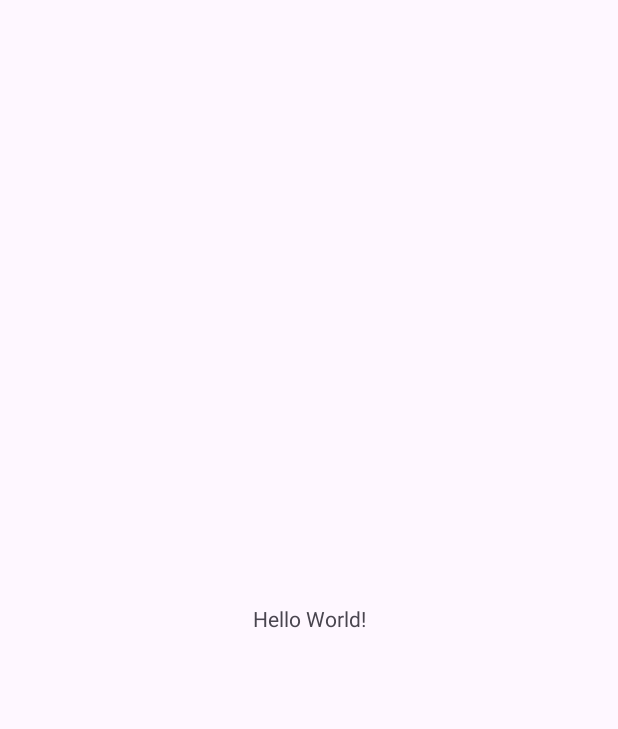
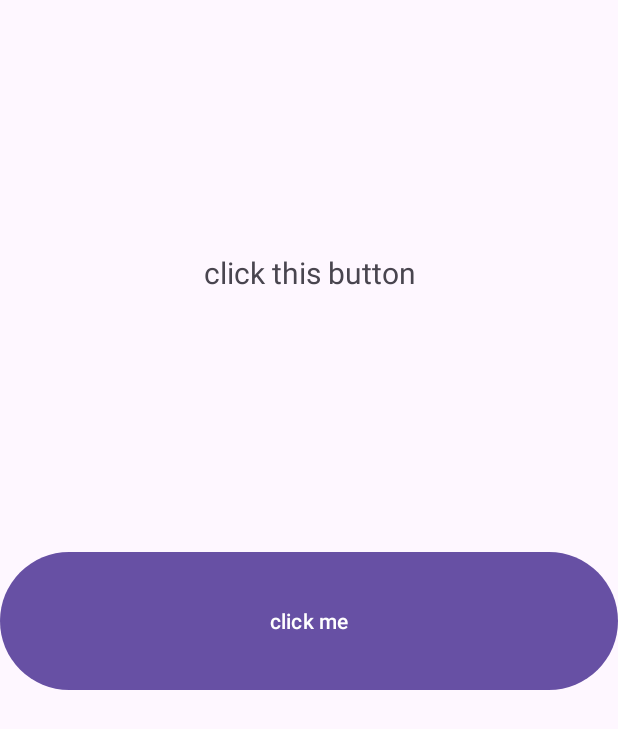
Before and after one commit to gedomazzo/TextVeiw, an Android app: the screen it shows after launch (MainActivity), on a phone screen of 412 x 824 dp. Before the commit the part shown is almost empty. Shown: the top 729 px of the screen. Run offline under Robolectric (Android 15) with nearby library versions, the phone set to English and light mode, and no system bars.

Commit message:
the text changing when i press the button

```diff
--- a/app/src/main/java/com/example/textveiw/MainActivity.java
+++ b/app/src/main/java/com/example/textveiw/MainActivity.java
@@ -1,6 +1,10 @@
 package com.example.textveiw;
 
+import android.annotation.SuppressLint;
 import android.os.Bundle;
+import android.view.View;
+import android.widget.Button;
+import android.widget.TextView;
 
 import androidx.activity.EdgeToEdge;
 import androidx.appcompat.app.AppCompatActivity;
@@ -10,10 +14,24 @@ import androidx.core.view.WindowInsetsCompat;
 
 public class MainActivity extends AppCompatActivity {
 
+    Button btn;
+    TextView tv;
+
     @Override
     protected void onCreate(Bundle savedInstanceState) {
         super.onCreate(savedInstanceState);
         setContentView(R.layout.activity_main);
 
     }
+
+    @SuppressLint("SetTextI18n")
+    public void OnPush(View view) {
+        btn = findViewById(R.id.btn);
+        tv = findViewById(R.id.tv);
+
+        tv.setText("Oh, yea, I’ve been clicked!");
+
+
+
+    }
 }
--- a/app/src/main/res/layout/activity_main.xml
+++ b/app/src/main/res/layout/activity_main.xml
@@ -7,13 +7,33 @@
     android:layout_height="match_parent"
     tools:context=".MainActivity">
 
-    <TextView
-        android:layout_width="wrap_content"
-        android:layout_height="wrap_content"
-        android:text="Hello World!"
-        app:layout_constraintBottom_toBottomOf="parent"
-        app:layout_constraintEnd_toEndOf="parent"
-        app:layout_constraintStart_toStartOf="parent"
-        app:layout_constraintTop_toTopOf="parent" />
+    <LinearLayout
+        android:layout_width="match_parent"
+        android:layout_height="match_parent"
+        android:orientation="vertical">
 
+        <Space
+            android:layout_width="match_parent"
+            android:layout_height="100dp" />
+
+        <TextView
+            android:id="@+id/tv"
+            android:layout_width="match_parent"
+            android:layout_height="164dp"
+            android:gravity="center"
+            android:text="click this button"
+            android:textSize="20sp" />
+
+        <Space
+            android:layout_width="match_parent"
+            android:layout_height="100dp" />
+
+        <Button
+            android:id="@+id/btn"
+            android:layout_width="match_parent"
+            android:layout_height="100dp"
+            android:onClick="OnPush"
+            android:text="click me" />
+
+    </LinearLayout>
 </androidx.constraintlayout.widget.ConstraintLayout>
```
